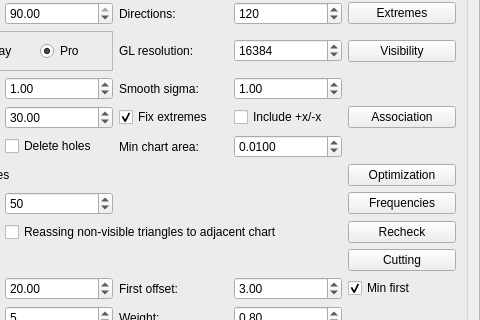
First picture: the form in GUI/managers/fafmanager.ui, repository cg3hci/4AxisMilling, before the edit; both pictures show x 133 to 613 and y 301 to 621 of the 613 by 1318 pixel window.
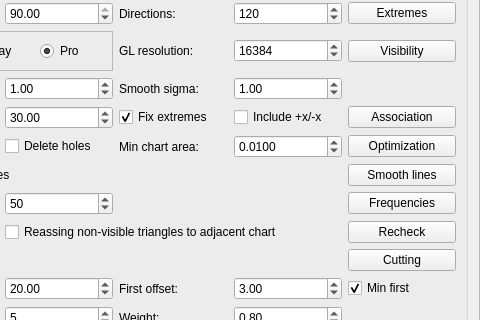
Second picture: the form after the edit.

Commit message: Fix smooth line bug

The edit to the form file:
```diff
--- a/GUI/managers/fafmanager.ui
+++ b/GUI/managers/fafmanager.ui
@@ -645,13 +645,6 @@
         </property>
        </widget>
       </item>
-      <item row="23" column="5">
-       <widget class="QPushButton" name="optimizationButton">
-        <property name="text">
-         <string>Optimization</string>
-        </property>
-       </widget>
-      </item>
       <item row="24" column="2">
        <widget class="QSpinBox" name="restoreFrequenciesIterationsSpinBox">
         <property name="minimum">
@@ -1285,6 +1278,20 @@
         </property>
        </widget>
       </item>
+      <item row="21" column="5">
+       <widget class="QPushButton" name="optimizationButton">
+        <property name="text">
+         <string>Optimization</string>
+        </property>
+       </widget>
+      </item>
+      <item row="23" column="5">
+       <widget class="QPushButton" name="smoothLinesButton">
+        <property name="text">
+         <string>Smooth lines</string>
+        </property>
+       </widget>
+      </item>
      </layout>
     </widget>
    </item>
```
Left out of the diff: 2 changed lines with no effect on the pictures. The commit also changes 9 other files.
